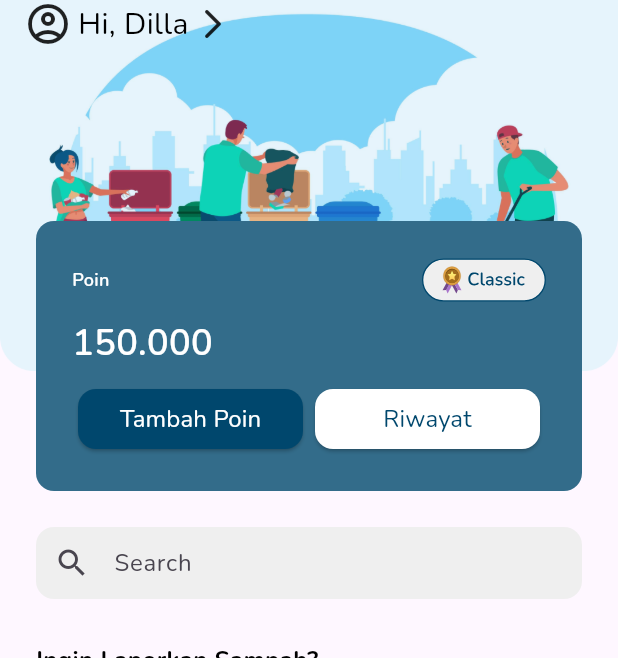
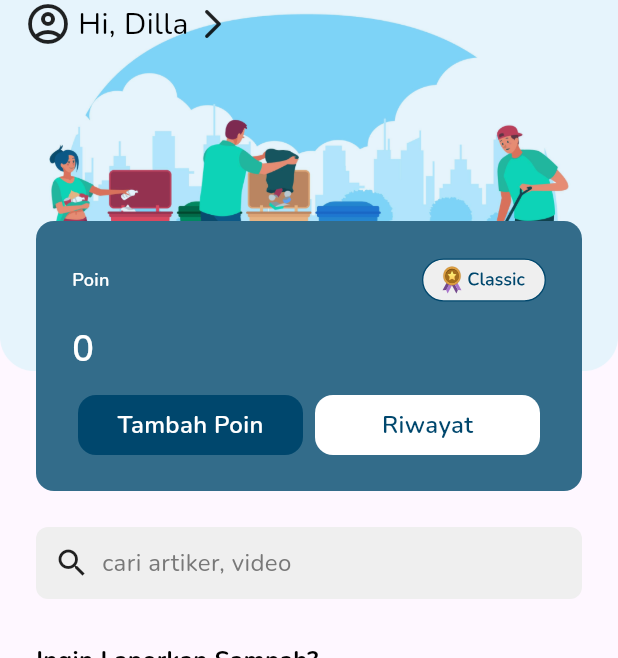
Before and after one commit to RECYTHNG/flutter_recything, a Flutter app: the screen it shows after launch, on a phone screen of 412 x 824 dp, the part 49-707 px from its top. Run offline on Flutter 3.47's test engine with Material 3 defaults, Android fonts, the phone set to English and light mode, and no system bars; drawn by our look-alikes of flutter_carousel_widget; our stand-ins replace flutter_svg; missing offline and left inert: carousel_indicator_simple.

Commit message:
style: fix layout widget

```diff
--- /dev/null
+++ b/recything_application/lib/constants/icon_constant.dart
@@ -0,0 +1,11 @@
+class IconConstant {
+  static const iconHome = 'assets/images/home_images/icons/home.svg';
+  static const iconRecycling = 'assets/images/home_images/icons/recycling.svg';
+  static const iconReport = 'assets/images/home_images/icons/report.svg';
+  static const iconChallenge = 'assets/images/home_images/icons/challenge.svg';
+  static const iconUser = 'assets/images/home_images/icons/user.svg';
+
+  static const badgeClassic = 'assets/images/home_images/badges/classic.svg';
+  static const badgeSilver = 'assets/images/home_images/badges/silver.svg';
+  static const badgeGold = 'assets/images/home_images/badges/gold.svg';
+}
--- /dev/null
+++ b/recything_application/lib/constants/image_constant.dart
@@ -0,0 +1,12 @@
+class ImageConstant {
+  static const logoRecythng = 'assets/images/home_images/logo_recythng.png';
+
+  static const headerImage = 'assets/images/home_images/banner_homepage.png';
+
+  static const gambar1 = 'assets/images/home_images/gambar_1.png';
+  static const gambar2 = 'assets/images/home_images/gambar_2.png';
+  static const gambar3 = 'assets/images/home_images/gambar_3.png';
+
+  static const leaderboardKosong = 'assets/images/home_images/gambar_4.png';
+  static const gambarIkutiChallenge = 'assets/images/home_images/gambar_5.png';
+}
--- a/recything_application/lib/screens/homepage/home_navbar_screen.dart
+++ b/recything_application/lib/screens/homepage/home_navbar_screen.dart
@@ -1,5 +1,6 @@
 import 'package:flutter/material.dart';
 import 'package:recything_application/constants/color_constant.dart';
+import 'package:recything_application/constants/icon_constant.dart';
 import 'package:recything_application/screens/homepage/homepage_screen.dart';
 import 'package:recything_application/screens/homepage/widgets/bottom_navbar/buttom_nav_item_widget.dart';
 import 'package:recything_application/screens/homepage/widgets/bottom_navbar/rounded_floating_action_button_widget.dart';
@@ -47,7 +48,7 @@ class _HomeScreenState extends State<HomeNavBarScreen> {
           mainAxisAlignment: MainAxisAlignment.spaceAround,
           children: [
             BottomNavItem(
-              iconPath: 'assets/images/home_images/icons/home.svg',
+              iconPath: IconConstant.iconHome,
               label: 'Home',
               index: 0,
               currentIndex: widget.currentIndex,
@@ -55,7 +56,7 @@ class _HomeScreenState extends State<HomeNavBarScreen> {
               isSvg: true,
             ),
             BottomNavItem(
-              iconPath: 'assets/images/home_images/icons/recycling.svg',
+              iconPath: IconConstant.iconRecycling,
               label: 'Recycle',
               index: 1,
               currentIndex: widget.currentIndex,
@@ -64,7 +65,7 @@ class _HomeScreenState extends State<HomeNavBarScreen> {
             ),
             const SizedBox(width: 48),
             BottomNavItem(
-              iconPath: 'assets/images/home_images/icons/challenge.svg',
+              iconPath: IconConstant.iconChallenge,
               label: 'Recycle',
               index: 3,
               currentIndex: widget.currentIndex,
@@ -72,7 +73,7 @@ class _HomeScreenState extends State<HomeNavBarScreen> {
               isSvg: true,
             ),
             BottomNavItem(
-              iconPath: 'assets/images/home_images/icons/user.svg',
+              iconPath: IconConstant.iconUser,
               label: 'Profile',
               index: 4,
               currentIndex: widget.currentIndex,
--- a/recything_application/lib/screens/homepage/homepage_screen.dart
+++ b/recything_application/lib/screens/homepage/homepage_screen.dart
@@ -1,4 +1,5 @@
 import 'package:flutter/material.dart';
+import 'package:recything_application/constants/image_constant.dart';
 import 'package:recything_application/constants/text_style_constant.dart';
 import 'package:recything_application/screens/homepage/widgets/sections/article_section_widget.dart';
 import 'package:recything_application/screens/homepage/widgets/sections/challenge_section_widget.dart';
@@ -68,7 +69,7 @@ class _HomePageScreenState extends State<HomePageScreen> {
                   height: 280,
                   child: Image(
                     image: AssetImage(
-                      'assets/images/home_images/banner_homepage.png',
+                      ImageConstant.headerImage,
                     ),
                     alignment: Alignment.bottomCenter,
                   ),
@@ -86,7 +87,7 @@ class _HomePageScreenState extends State<HomePageScreen> {
                           alignment: Alignment.centerRight,
                           child: const Image(
                             image: AssetImage(
-                              'assets/images/home_images/logo_recythng.png',
+                              ImageConstant.logoRecythng,
                             ),
                             width: 146,
                             alignment: Alignment.bottomCenter,
--- a/recything_application/lib/screens/homepage/widgets/bottom_navbar/rounded_floating_action_button_widget.dart
+++ b/recything_application/lib/screens/homepage/widgets/bottom_navbar/rounded_floating_action_button_widget.dart
@@ -1,6 +1,7 @@
 import 'package:flutter/material.dart';
 import 'package:flutter_svg/flutter_svg.dart';
 import 'package:recything_application/constants/color_constant.dart';
+import 'package:recything_application/constants/icon_constant.dart';
 
 class RoundedFloatingActionButton extends StatelessWidget {
   const RoundedFloatingActionButton({super.key});
@@ -27,7 +28,7 @@ class RoundedFloatingActionButton extends StatelessWidget {
           backgroundColor: ColorConstant.whiteColor,
           onPressed: () {},
           child: SvgPicture.asset(
-            'assets/images/home_images/icons/report.svg',
+            IconConstant.iconReport,
             width: 32,
             height: 32,
           ),
--- a/recything_application/lib/screens/homepage/widgets/point/point_container_widget.dart
+++ b/recything_application/lib/screens/homepage/widgets/point/point_container_widget.dart
@@ -1,9 +1,9 @@
 import 'package:flutter/material.dart';
 import 'package:flutter_svg/flutter_svg.dart';
 import 'package:recything_application/constants/color_constant.dart';
+import 'package:recything_application/constants/icon_constant.dart';
 import 'package:recything_application/constants/text_style_constant.dart';
-import 'package:recything_application/screens/homepage/widgets/point/button_riwayat_poin_widget.dart';
-import 'package:recything_application/screens/homepage/widgets/point/button_tambah_poin_widget.dart';
+import 'package:recything_application/widgets/global_button_widget.dart';
 
 class PointsContainer extends StatelessWidget {
   const PointsContainer({super.key});
@@ -33,7 +33,7 @@ class PointsContainer extends StatelessWidget {
                   ),
                 ),
                 SvgPicture.asset(
-                  'assets/images/home_images/badges/classic.svg',
+                  IconConstant.badgeClassic,
                 ),
               ],
             ),
@@ -41,7 +41,7 @@ class PointsContainer extends StatelessWidget {
               width: double.infinity,
               alignment: Alignment.centerLeft,
               child: Text(
-                '150.000',
+                '0',
                 style: TextStyleConstant.semiboldHeading3.copyWith(
                   color: ColorConstant.whiteColor,
                 ),
@@ -50,11 +50,25 @@ class PointsContainer extends StatelessWidget {
             Row(
               mainAxisAlignment: MainAxisAlignment.spaceAround,
               children: [
-                TambahPoinButton(
-                  onPressed: () {},
+                GlobalButtonWidget(
+                  onTap: () {},
+                  width: 150,
+                  height: 40,
+                  backgroundColor: ColorConstant.primaryColor500,
+                  isBorder: false,
+                  title: "Tambah Poin",
+                  textColor: ColorConstant.whiteColor,
+                  fontSize: 16,
                 ),
-                RiwayatButton(
-                  onPressed: () {},
+                GlobalButtonWidget(
+                  onTap: () {},
+                  width: 150,
+                  height: 40,
+                  backgroundColor: ColorConstant.whiteColor,
+                  isBorder: false,
+                  title: "Riwayat",
+                  textColor: ColorConstant.primaryColor500,
+                  fontSize: 16,
                 ),
               ],
             )
--- a/recything_application/lib/screens/homepage/widgets/search_bar_widget.dart
+++ b/recything_application/lib/screens/homepage/widgets/search_bar_widget.dart
@@ -1,31 +1,37 @@
 import 'package:flutter/material.dart';
+import 'package:flutter/widgets.dart';
 import 'package:recything_application/constants/color_constant.dart';
+import 'package:recything_application/constants/text_style_constant.dart';
 
 class SearchBarWidget extends StatelessWidget {
   const SearchBarWidget({super.key});
 
   @override
   Widget build(BuildContext context) {
-    return const Padding(
-      padding: EdgeInsets.symmetric(horizontal: 24),
-      child: TextField(
-        decoration: InputDecoration(
-          filled: true,
-          fillColor: ColorConstant.netralColor500,
-          prefixIcon: Icon(Icons.search),
-          hintText: 'Search',
-          border: InputBorder.none,
-          contentPadding: EdgeInsets.symmetric(vertical: 10),
-          enabledBorder: OutlineInputBorder(
-            borderSide: BorderSide.none,
-            borderRadius: BorderRadius.all(
-              Radius.circular(12.0),
-            ),
+    return Padding(
+      padding: const EdgeInsets.symmetric(horizontal: 24),
+      child: GestureDetector(
+        onTap: () {},
+        child: Container(
+          height: 48,
+          width: double.infinity,
+          decoration: BoxDecoration(
+            color: ColorConstant.netralColor500,
+            borderRadius: BorderRadius.circular(8),
           ),
-          focusedBorder: OutlineInputBorder(
-            borderSide: BorderSide.none,
-            borderRadius: BorderRadius.all(
-              Radius.circular(12.0),
+          child: Padding(
+            padding: const EdgeInsets.symmetric(horizontal: 12),
+            child: Row(
+              children: [
+                const Icon(Icons.search),
+                const SizedBox(width: 8),
+                Text(
+                  'cari artiker, video',
+                  style: TextStyleConstant.regularSubtitle.copyWith(
+                    color: ColorConstant.netralColor700,
+                  ),
+                ),
+              ],
             ),
           ),
         ),
--- a/recything_application/lib/screens/homepage/widgets/sections/article_section_widget.dart
+++ b/recything_application/lib/screens/homepage/widgets/sections/article_section_widget.dart
@@ -1,5 +1,6 @@
 import 'package:flutter/material.dart';
 import 'package:recything_application/constants/color_constant.dart';
+import 'package:recything_application/constants/image_constant.dart';
 import 'package:recything_application/constants/shadow_constant.dart';
 import 'package:recything_application/constants/text_style_constant.dart';
 
@@ -106,7 +107,7 @@ class ArticleSectionWidget extends StatelessWidget {
                     ),
                   ),
                   Image.asset(
-                    'assets/images/home_images/gambar_1.png',
+                    ImageConstant.gambar1,
                     width: 148,
                   )
                 ],
--- a/recything_application/lib/screens/homepage/widgets/sections/challenge_section_widget.dart
+++ b/recything_application/lib/screens/homepage/widgets/sections/challenge_section_widget.dart
@@ -1,5 +1,6 @@
 import 'package:flutter/material.dart';
 import 'package:recything_application/constants/color_constant.dart';
+import 'package:recything_application/constants/image_constant.dart';
 import 'package:recything_application/constants/text_style_constant.dart';
 
 class ChallengeSectionWidget extends StatelessWidget {
@@ -52,7 +53,7 @@ class ChallengeSectionWidget extends StatelessWidget {
               borderRadius: BorderRadius.circular(12),
               image: const DecorationImage(
                   scale: 2.5,
-                  image: AssetImage('assets/images/home_images/gambar_5.png'),
+                  image: AssetImage(ImageConstant.gambarIkutiChallenge),
                   alignment: Alignment.topRight),
             ),
             child: Padding(
--- a/recything_application/lib/screens/homepage/widgets/sections/leaderboard_section_widget.dart
+++ b/recything_application/lib/screens/homepage/widgets/sections/leaderboard_section_widget.dart
@@ -1,5 +1,6 @@
 import 'package:flutter/material.dart';
 import 'package:recything_application/constants/color_constant.dart';
+import 'package:recything_application/constants/image_constant.dart';
 import 'package:recything_application/constants/text_style_constant.dart';
 
 class LeaderboardSectionWidget extends StatelessWidget {
@@ -57,7 +58,7 @@ class LeaderboardSectionWidget extends StatelessWidget {
               child: Column(
                 children: [
                   Image.asset(
-                    'assets/images/home_images/gambar_4.png',
+                    ImageConstant.leaderboardKosong,
                     height: 148,
                   ),
                   Text(
--- /dev/null
+++ b/recything_application/lib/widgets/global_button_widget.dart
@@ -0,0 +1,56 @@
+import 'package:flutter/material.dart';
+import 'package:recything_application/constants/text_style_constant.dart';
+
+class GlobalButtonWidget extends StatelessWidget {
+  final Function() onTap;
+  final double width;
+  final double height;
+  final Color backgroundColor;
+  final bool isBorder;
+  final Color? borderColor;
+  final String title;
+  final Color textColor;
+  final double fontSize;
+
+  const GlobalButtonWidget({
+    super.key,
+    required this.onTap,
+    required this.width,
+    required this.height,
+    required this.backgroundColor,
+    required this.isBorder,
+    this.borderColor,
+    required this.title,
+    required this.textColor,
+    required this.fontSize,
+  });
+
+  @override
+  Widget build(BuildContext context) {
+    return GestureDetector(
+      onTap: onTap,
+      child: Container(
+        height: height,
+        width: width,
+        decoration: BoxDecoration(
+          color: backgroundColor,
+          borderRadius: BorderRadius.circular(12.0),
+          border: isBorder
+              ? Border.all(
+                  color: borderColor ?? backgroundColor,
+                  width: 1.0,
+                )
+              : null,
+        ),
+        alignment: Alignment.center,
+        child: Text(
+          title,
+          style: TextStyleConstant.semiboldButton.copyWith(
+            color: textColor,
+            fontSize: fontSize,
+          ),
+        ),
+      ),
+    );
+  }
+}
```
Also changed, not shown: recything_application/lib/widgets/global_search_bar.dart (added, +73 -0 lines), recything_application/lib/widgets/global_subheader_widget.dart (added, +57 -0 lines), recything_application/lib/widgets/global_text_field_custom_widget.dart (added, +131 -0 lines), recything_application/assets/images/home_images/badges/silver.svg (added), recything_application/lib/constants/app_theme_constant.dart (line endings or trailing spaces), recything_application/lib/constants/text_style_constant.dart (line endings or trailing spaces), 1 other file.
